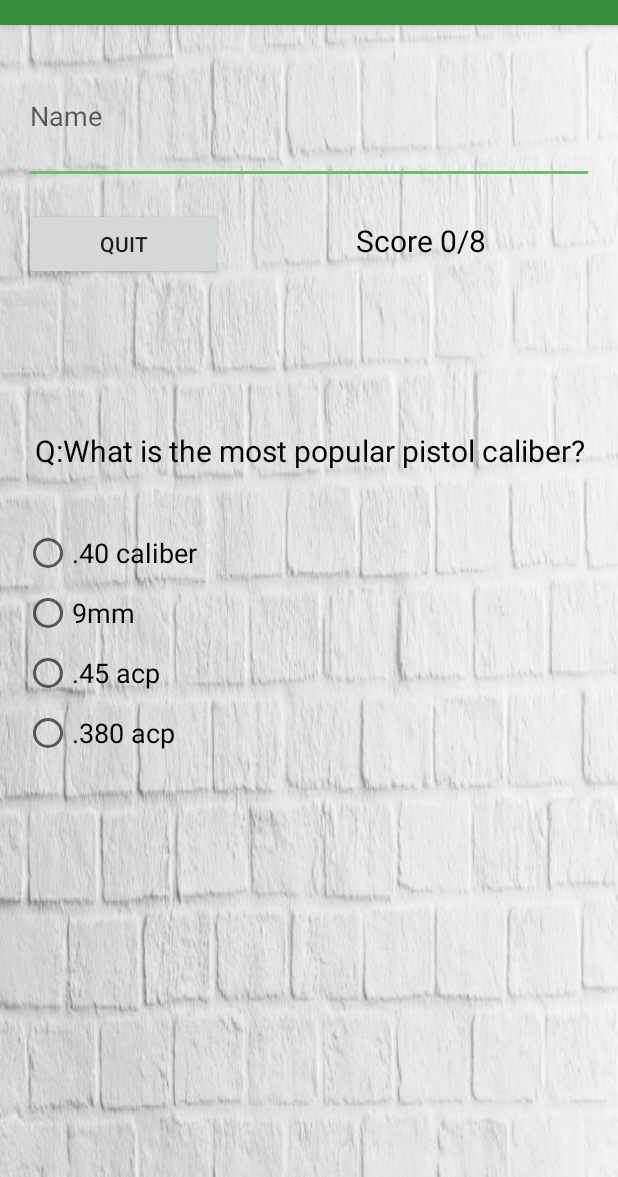
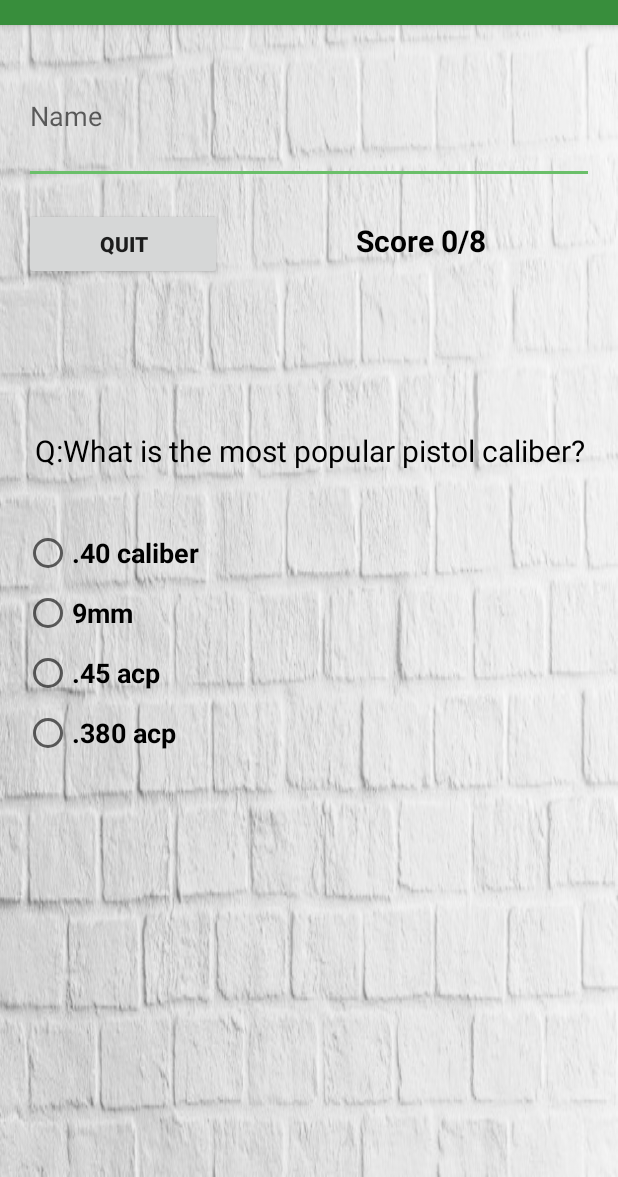
Before and after one commit to jrforbes24/the_quiz_app, an Android app: the screen it shows after launch (MainActivity), after a tap on "START", on a phone screen of 412 x 824 dp. Shown: the part 59-1236 px from the top of the screen. Run offline under Robolectric (Android 15) with nearby library versions, the phone set to English and light mode, and no system bars.

```diff
--- a/app/src/main/res/layout/activity_main.xml
+++ b/app/src/main/res/layout/activity_main.xml
@@ -3,16 +3,15 @@
     xmlns:tools="http://schemas.android.com/tools"
     android:layout_width="match_parent"
     android:layout_height="match_parent"
-    tools:context="com.jrforbes24.the_quiz_app.MainActivity"
     android:background="@drawable/paintroom"
-    android:fillViewport="true">
+    android:fillViewport="true"
+    tools:context="com.jrforbes24.the_quiz_app.MainActivity">
 
 
     <LinearLayout
         android:layout_width="match_parent"
         android:layout_height="wrap_content"
         android:orientation="vertical">
-
 
 
         <EditText
@@ -43,7 +42,8 @@
                 android:layout_marginStart="16dp"
                 android:layout_weight="1"
                 android:onClick="startOrQuit"
-                android:text="@string/start_button" />
+                android:text="@string/start_button"
+                android:textStyle="bold" />
 
             <TextView
                 android:id="@+id/the_score"
@@ -53,7 +53,8 @@
                 android:text="@string/beggining_score"
                 android:textAlignment="center"
                 android:textColor="#000000"
-                android:textSize="20sp" />
+                android:textSize="20sp"
+                android:textStyle="bold" />
         </LinearLayout>
 
         <TextView
@@ -79,8 +80,10 @@
                 android:id="@+id/the_answer_text"
                 android:layout_width="match_parent"
                 android:layout_height="wrap_content"
+                android:layout_gravity="top"
                 android:layout_margin="16dp"
                 android:layout_weight="1"
+                android:gravity="top"
                 android:hint="@string/the_answer_hint"
                 android:imeOptions="actionDone"
                 android:inputType="textCapWords"
@@ -103,7 +106,8 @@
                     android:layout_marginLeft="16dp"
                     android:onClick="onRadioButtonClicked"
                     android:text="@string/one_button"
-                    android:textAppearance="?android:textAppearanceMedium" />
+                    android:textAppearance="?android:textAppearanceMedium"
+                    android:textStyle="bold" />
 
                 <RadioButton
                     android:id="@+id/radioButton2"
@@ -113,7 +117,8 @@
                     android:layout_marginLeft="16dp"
                     android:onClick="onRadioButtonClicked"
                     android:text="@string/two_button"
-                    android:textAppearance="?android:textAppearanceMedium" />
+                    android:textAppearance="?android:textAppearanceMedium"
+                    android:textStyle="bold" />
 
                 <RadioButton
                     android:id="@+id/radioButton3"
@@ -123,7 +128,8 @@
                     android:layout_marginLeft="16dp"
                     android:onClick="onRadioButtonClicked"
                     android:text="@string/three_button"
-                    android:textAppearance="?android:textAppearanceMedium" />
+                    android:textAppearance="?android:textAppearanceMedium"
+                    android:textStyle="bold" />
 
                 <RadioButton
                     android:id="@+id/radioButton4"
@@ -133,7 +139,8 @@
                     android:layout_marginLeft="16dp"
                     android:onClick="onRadioButtonClicked"
                     android:text="@string/four_button"
-                    android:textAppearance="?android:textAppearanceMedium" />
+                    android:textAppearance="?android:textAppearanceMedium"
+                    android:textStyle="bold" />
             </RadioGroup>
 
             <LinearLayout
@@ -151,7 +158,8 @@
                     android:layout_marginLeft="16dp"
                     android:onClick="onCheckboxClicked"
                     android:text="U2"
-                    android:textAppearance="?android:textAppearanceMedium" />
+                    android:textAppearance="?android:textAppearanceMedium"
+                    android:textStyle="bold" />
 
                 <CheckBox
                     android:id="@+id/two_box"
@@ -161,7 +169,8 @@
                     android:layout_marginLeft="16dp"
                     android:onClick="onCheckboxClicked"
                     android:text="U2"
-                    android:textAppearance="?android:textAppearanceMedium" />
+                    android:textAppearance="?android:textAppearanceMedium"
+                    android:textStyle="bold" />
 
                 <CheckBox
                     android:id="@+id/three_box"
@@ -171,7 +180,8 @@
                     android:layout_marginLeft="16dp"
                     android:onClick="onCheckboxClicked"
                     android:text="U2"
-                    android:textAppearance="?android:textAppearanceMedium" />
+                    android:textAppearance="?android:textAppearanceMedium"
+                    android:textStyle="bold" />
 
                 <CheckBox
                     android:id="@+id/four_box"
@@ -181,14 +191,14 @@
                     android:layout_marginLeft="16dp"
                     android:onClick="onCheckboxClicked"
                     android:text="U2"
-                    android:textAppearance="?android:textAppearanceMedium" />
+                    android:textAppearance="?android:textAppearanceMedium"
+                    android:textStyle="bold" />
             </LinearLayout>
 
 
         </LinearLayout>
 
 
-
     </LinearLayout>
 
 </ScrollView>
```
